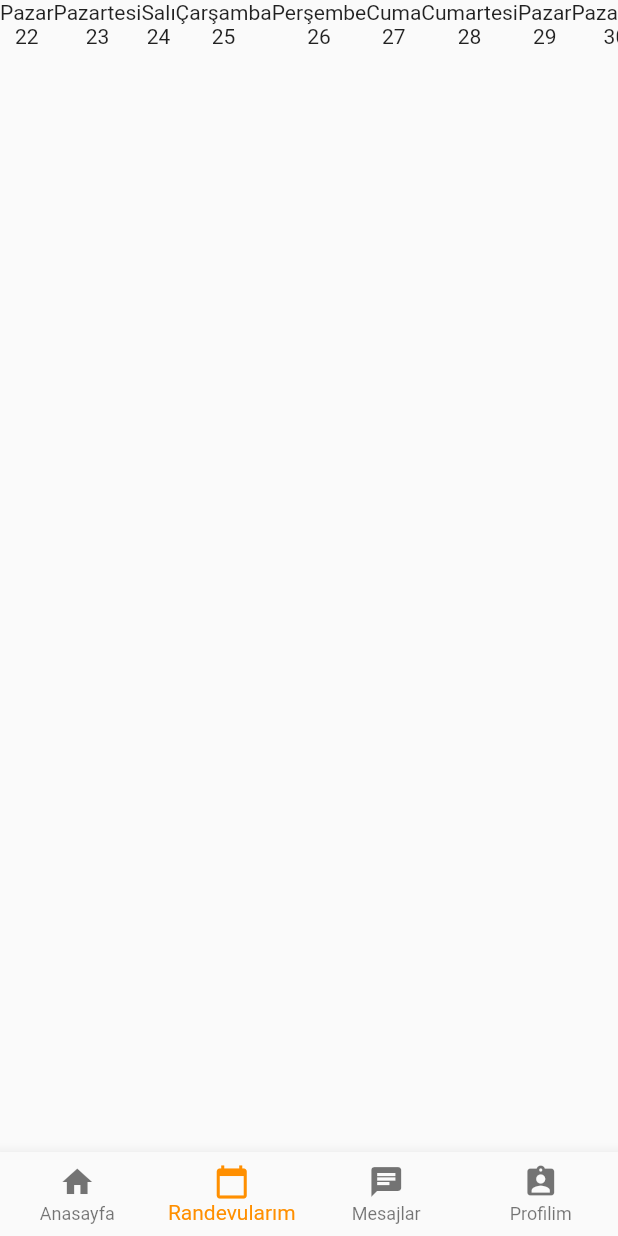
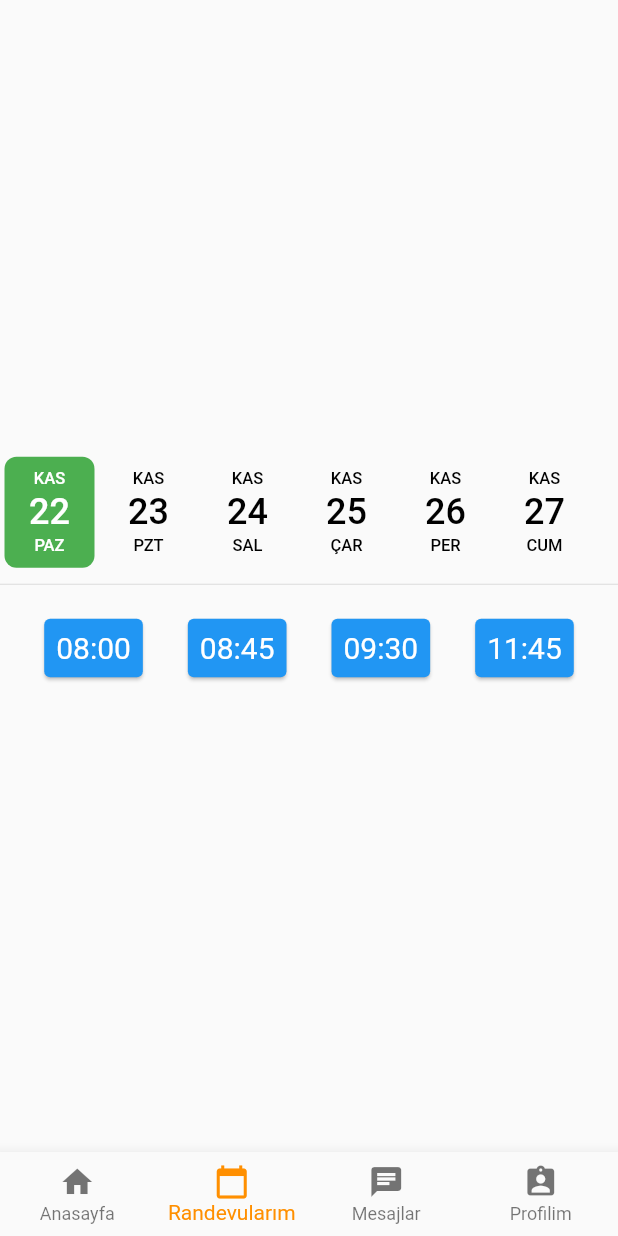
Before and after one commit to Sonderman/DiyetOfisimFlutterApp, a Flutter app: the RootPage screen opened directly, item 2 of the bottom bar chosen, on a phone screen of 412 x 824 dp. Run offline on Flutter 3.47's test engine with Material 2 defaults, Android fonts, the phone set to English and light mode, and no system bars; drawn by our look-alikes of date_picker_timeline; our stand-ins replace extended_image, fancy_bottom_navigation, firebase_auth, firebase_core, firebase_database, firebase_storage and 5 more; missing offline and left inert: dash_chat, image_editor; accounts and stored records are empty.

Commit message:
Randevu Sayfası için Takvim yapımına giriş tmmlandı

```diff
--- a/lib/Pages/SearchDatePage.dart
+++ b/lib/Pages/AppointmentsPage.dart
@@ -1,13 +1,14 @@
+import 'package:diyet_ofisim/Tools/AppointmentCalendar.dart';
 import 'package:flutter/material.dart';
 
-class SearchDatePage extends StatefulWidget {
-  SearchDatePage({Key key}) : super(key: key);
+class AppointmentsPage extends StatefulWidget {
+  AppointmentsPage({Key key}) : super(key: key);
 
   @override
-  _SearchDatePageState createState() => _SearchDatePageState();
+  _AppointmentsPageState createState() => _AppointmentsPageState();
 }
 
-class _SearchDatePageState extends State<SearchDatePage> {
+class _AppointmentsPageState extends State<AppointmentsPage> {
   //Text(DateTime.now().weekday.toString()),
 
   String convertDayToName(int day) {
@@ -26,6 +27,7 @@ class _SearchDatePageState extends State<SearchDatePage> {
 
   @override
   Widget build(BuildContext context) {
+    /*
     return ListView.builder(
         scrollDirection: Axis.horizontal,
         itemCount: 30,
@@ -37,5 +39,7 @@ class _SearchDatePageState extends State<SearchDatePage> {
             ],
           );
         });
+        */
+    return Scaffold(body: AppointmentCalendar());
   }
 }
--- /dev/null
+++ b/lib/Tools/AppointmentCalendar.dart
@@ -0,0 +1,87 @@
+import 'package:date_picker_timeline/date_picker_timeline.dart';
+import 'package:flutter/material.dart';
+
+class AppointmentCalendar extends StatefulWidget {
+  AppointmentCalendar({Key key}) : super(key: key);
+
+  @override
+  _AppointmentCalendarState createState() => _AppointmentCalendarState();
+}
+
+class _AppointmentCalendarState extends State<AppointmentCalendar> {
+  Map<String, dynamic> appointments = {
+    "2020": {
+      "11": {
+        "22": {"08:00": true, "08:45": true, "09:30": true, "11:45": true},
+        "23": {"09:00": true, "09:45": true, "11:30": true, "14:45": true}
+      }
+    }
+  };
+
+  int year = DateTime.now().year;
+  int month = DateTime.now().month;
+  int day = DateTime.now().day;
+
+  @override
+  Widget build(BuildContext context) {
+    return Container(
+      child: Center(
+          child: Column(
+        mainAxisAlignment: MainAxisAlignment.center,
+        children: <Widget>[
+          DatePicker(
+            DateTime.now(),
+            locale: "tr",
+            initialSelectedDate: DateTime.now(),
+            selectionColor: Colors.green,
+            selectedTextColor: Colors.white,
+            daysCount: 60,
+            onDateChange: (date) {
+              setState(() {
+                year = date.year;
+                month = date.month;
+                day = date.day;
+              });
+            },
+          ),
+          Divider(),
+          Container(
+            child: Wrap(children: hoursCardsGenerator()),
+          )
+        ],
+      )),
+    );
+  }
+
+  List<Widget> hoursCardsGenerator() {
+    try {
+      if ((appointments[year.toString()][month.toString()][day.toString()]
+              as Map) !=
+          null) {
+        return (appointments[year.toString()][month.toString()][day.toString()]
+                as Map)
+            .keys
+            .map((e) => hourCard(e))
+            .toList();
+      } else {
+        return [];
+      }
+    } catch (e) {
+      return [];
+    }
+  }
+
+  Card hourCard(String e) {
+    return Card(
+      margin: EdgeInsets.all(15),
+      color: Colors.blue,
+      child: Padding(
+        padding: const EdgeInsets.all(8.0),
+        child: Text(
+          e,
+          style: TextStyle(color: Colors.white, fontSize: 20),
+        ),
+      ),
+    );
+  }
+}
--- a/lib/Tools/BottomNavigation.dart
+++ b/lib/Tools/BottomNavigation.dart
@@ -4,7 +4,7 @@ import 'package:diyet_ofisim/Pages/Dietician/MyCalendarPage.dart';
 import 'package:diyet_ofisim/Pages/Dietician/ProfilePage.dart';
 import 'package:diyet_ofisim/Pages/Patient/DieticianListPage.dart';
 import 'package:diyet_ofisim/Pages/Patient/HomePage.dart';
-import 'package:diyet_ofisim/Pages/SearchDatePage.dart';
+import 'package:diyet_ofisim/Pages/AppointmentsPage.dart';
 import 'package:diyet_ofisim/Services/Repository.dart';
 import 'package:diyet_ofisim/Tools/NavigationManager.dart';
 import 'package:diyet_ofisim/assets/Colors.dart';
@@ -21,7 +21,7 @@ Widget getNavigatedPage(BuildContext context) {
     //ANCHOR hasta sayfaları burada
     List<Widget> patientPages = [
       HomePage(),
-      SearchDatePage(),
+      AppointmentsPage(),
       ChatPage(),
       DieticianListPage(),
     ];
--- a/lib/main.dart
+++ b/lib/main.dart
@@ -5,9 +5,11 @@ import 'package:firebase_core/firebase_core.dart';
 import 'package:flutter/material.dart';
 import 'package:flutter/services.dart';
 import 'package:provider/provider.dart';
+import 'package:flutter_localizations/flutter_localizations.dart';
 
 Future<void> main() async {
   WidgetsFlutterBinding.ensureInitialized();
+
   //TODO FlutterFire Dökümanında önerilen şekilde initialize yap
   await Firebase.initializeApp();
 
@@ -47,6 +49,11 @@ class MyApp extends StatelessWidget {
               Locale('en', 'US'),
               Locale('tr', 'TR')
             ],
+            localizationsDelegates: [
+              GlobalMaterialLocalizations.delegate,
+              GlobalWidgetsLocalizations.delegate,
+              GlobalCupertinoLocalizations.delegate,
+            ],
             home: SplashScreen()));
   }
 }
```
Also changed, not shown: pubspec.yaml (+7 -1 lines), pubspec.lock.
